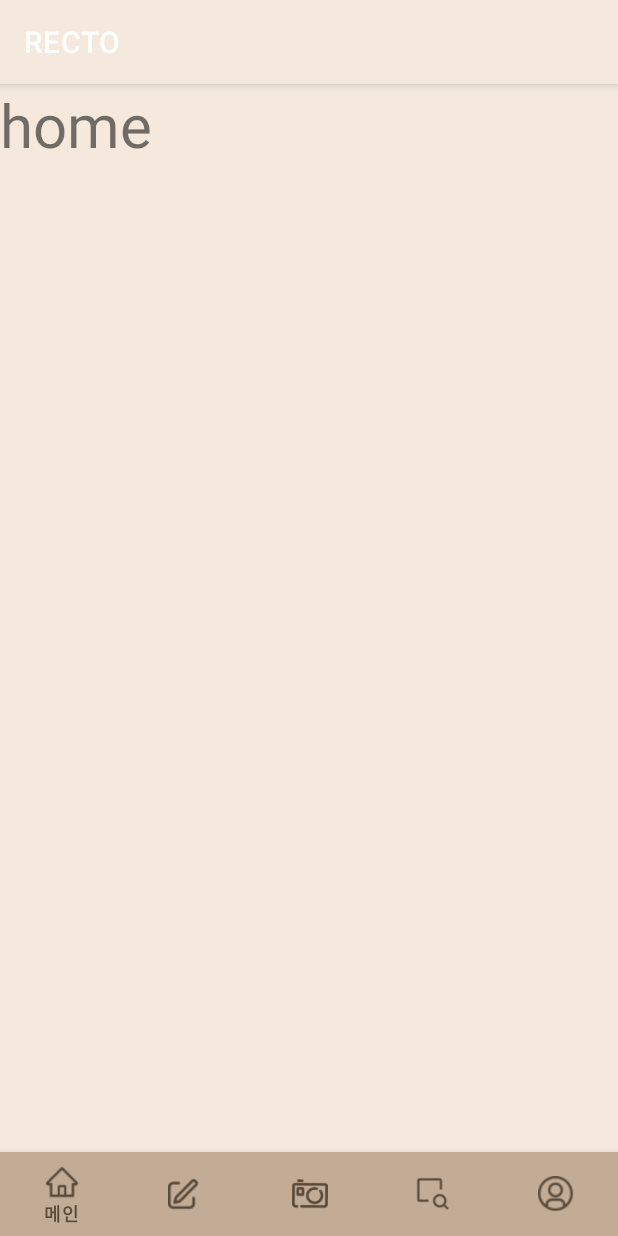
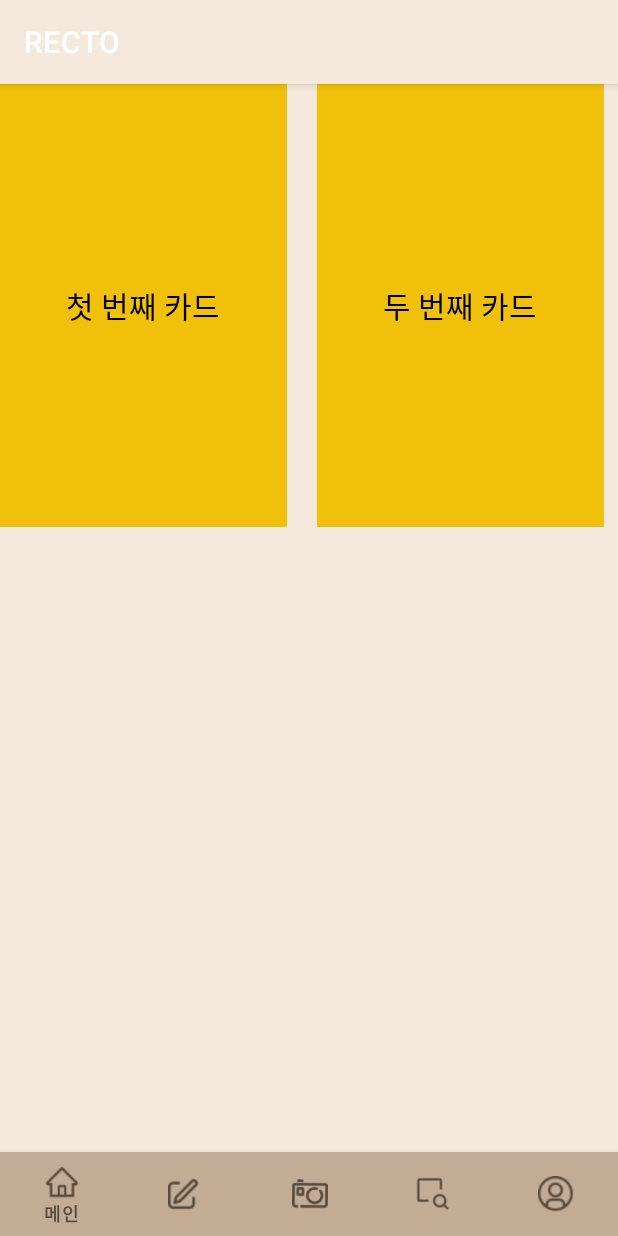
Before and after one commit to esun1903/Recto, an Android app: the screen it shows after launch (MainActivity), on a phone screen of 412 x 824 dp. Run offline under Robolectric (Android 15) with nearby library versions, the phone set to English and light mode, and no system bars.

Commit message:
feat: ✨ App Main Page 가로 슬라이드 구현
RecyclerView를 활용한 가로 슬라이드 구현

```diff
--- a/android/app/build.gradle
+++ b/android/app/build.gradle
@@ -34,6 +34,10 @@ dependencies {
     implementation 'com.google.android.material:material:1.3.0'
     implementation 'androidx.constraintlayout:constraintlayout:2.0.4'
     implementation 'com.google.android.material:material:1.0.0'
+
+    implementation 'androidx.cardview:cardview:1.0.0'
+    implementation 'androidx.recyclerview:recyclerview:1.0.0'
+
     testImplementation 'junit:junit:4.+'
     androidTestImplementation 'androidx.test.ext:junit:1.1.2'
     androidTestImplementation 'androidx.test.espresso:espresso-core:3.3.0'
--- a/android/app/src/main/java/com/ssafy/recto/HomeFragment.java
+++ b/android/app/src/main/java/com/ssafy/recto/HomeFragment.java
@@ -1,22 +1,63 @@
 package com.ssafy.recto;
+
+import androidx.appcompat.app.AppCompatActivity;
+import androidx.recyclerview.widget.LinearLayoutManager;
+import androidx.recyclerview.widget.RecyclerView;
 
 import android.os.Bundle;
 import android.view.LayoutInflater;
 import android.view.View;
 import android.view.ViewGroup;
+import android.widget.Toast;
 
 import androidx.annotation.NonNull;
 import androidx.annotation.Nullable;
 import androidx.fragment.app.Fragment;
 
+import java.util.ArrayList;
+
 public class HomeFragment extends Fragment {
 
     private View view;
+    private ArrayList<String> arrayList;
+    private MyAdapter adapter;
+    private RecyclerView listview;
+    private LinearLayoutManager linearLayoutManager;
 
     @Nullable
     @Override
     public View onCreateView(@NonNull LayoutInflater inflater, @Nullable ViewGroup container, @Nullable Bundle savedInstanceState) {
         view = inflater.inflate(R.layout.home_fragment, container, false);
+        init();
         return view;
     }
+
+    private void init() {
+        listview = view.findViewById(R.id.main_rv);
+        linearLayoutManager = new LinearLayoutManager(getActivity(), LinearLayoutManager.HORIZONTAL, false);
+        listview.setLayoutManager(linearLayoutManager);
+
+        ArrayList<String> itemList = new ArrayList<>();
+        itemList.add("첫 번째 카드");
+        itemList.add("두 번째 카드");
+        itemList.add("세 번째 카드");
+        itemList.add("네 번째 카드");
+        itemList.add("다섯 번째 카드");
+        itemList.add("여섯 번째 카드");
+
+        adapter = new MyAdapter(getActivity(), itemList, onClickItem);
+        listview.setAdapter(adapter);
+
+        MyListDecoration decoration = new MyListDecoration();
+        listview.addItemDecoration(decoration);
+    }
+
+
+    private View.OnClickListener onClickItem = new View.OnClickListener() {
+        @Override
+        public void onClick(View v) {
+            String str = (String) v.getTag();
+            Toast.makeText(getActivity(), str, Toast.LENGTH_SHORT).show();
+        }
+    };
 }
--- a/android/app/src/main/java/com/ssafy/recto/MainActivity.java
+++ b/android/app/src/main/java/com/ssafy/recto/MainActivity.java
@@ -2,7 +2,6 @@ package com.ssafy.recto;
 
 import androidx.annotation.NonNull;
 import androidx.appcompat.app.AppCompatActivity;
-import androidx.fragment.app.Fragment;
 import androidx.fragment.app.FragmentManager;
 import androidx.fragment.app.FragmentTransaction;
 
--- /dev/null
+++ b/android/app/src/main/java/com/ssafy/recto/MyAdapter.java
@@ -0,0 +1,61 @@
+package com.ssafy.recto;
+
+import android.content.Context;
+import android.view.LayoutInflater;
+import android.view.View;
+import android.view.ViewGroup;
+import android.widget.TextView;
+
+import androidx.annotation.NonNull;
+import androidx.recyclerview.widget.RecyclerView;
+
+import java.text.BreakIterator;
+import java.util.ArrayList;
+
+public class MyAdapter extends RecyclerView.Adapter<MyAdapter.ViewHolder> {
+
+    private ArrayList<String> itemList;
+    private Context context;
+    private View.OnClickListener onClickItem;
+
+    public MyAdapter(Context context, ArrayList<String> itemList, View.OnClickListener onClickItem) {
+        this.context = context;
+        this.itemList = itemList;
+        this.onClickItem = onClickItem;
+    }
+
+
+    @Override
+    public ViewHolder onCreateViewHolder(ViewGroup parent, int viewType) {
+
+        // context 와 parent.getContext() 는 같다.
+        View view = LayoutInflater.from(context)
+                .inflate(R.layout.main_card_list, parent, false);
+
+        return new ViewHolder(view);
+    }
+
+    @Override
+    public void onBindViewHolder(ViewHolder holder, int position) {
+        String item = itemList.get(position);
+
+        holder.textview.setText(item);
+        holder.textview.setTag(item);
+        holder.textview.setOnClickListener(onClickItem);
+    }
+
+    @Override
+    public int getItemCount() {
+        return itemList.size();
+    }
+
+    public class ViewHolder extends RecyclerView.ViewHolder {
+        public TextView textview;
+
+        public ViewHolder(View itemView) {
+            super(itemView);
+
+            textview = itemView.findViewById(R.id.card_tv);
+        }
+    }
+}
--- /dev/null
+++ b/android/app/src/main/java/com/ssafy/recto/MyListDecoration.java
@@ -0,0 +1,17 @@
+package com.ssafy.recto;
+
+import android.graphics.Rect;
+import android.view.View;
+
+import androidx.recyclerview.widget.RecyclerView;
+
+public class MyListDecoration extends RecyclerView.ItemDecoration {
+
+    @Override
+    public void getItemOffsets(Rect outRect, View view, RecyclerView parent, RecyclerView.State state) {
+
+        if (parent.getChildAdapterPosition(view) != parent.getAdapter().getItemCount() - 1) {
+            outRect.right = 30;
+        }
+    }
+}
--- a/android/app/src/main/res/layout/home_fragment.xml
+++ b/android/app/src/main/res/layout/home_fragment.xml
@@ -1,12 +1,14 @@
 <?xml version="1.0" encoding="utf-8"?>
 <LinearLayout
-    xmlns:android="http://schemas.android.com/apk/res/android" android:layout_width="match_parent"
-    android:layout_height="match_parent">
+    xmlns:android="http://schemas.android.com/apk/res/android"
+    android:layout_width="match_parent"
+    android:layout_height="match_parent"
+    android:orientation="vertical">
 
-    <TextView
-        android:layout_width="wrap_content"
+    <androidx.recyclerview.widget.RecyclerView
+        android:id="@+id/main_rv"
+        android:layout_width="match_parent"
         android:layout_height="wrap_content"
-        android:text="home"
-        android:textSize="40sp" />
+        android:scrollbars="horizontal" />
 
 </LinearLayout>
--- /dev/null
+++ b/android/app/src/main/res/layout/main_card_list.xml
@@ -0,0 +1,9 @@
+<?xml version="1.0" encoding="utf-8"?>
+<TextView xmlns:android="http://schemas.android.com/apk/res/android"
+    android:id="@+id/card_tv"
+    android:layout_width="191dp"
+    android:layout_height="295dp"
+    android:background="#f1c00a"
+    android:gravity="center"
+    android:textColor="@android:color/black"
+    android:textSize="20sp" />
```
